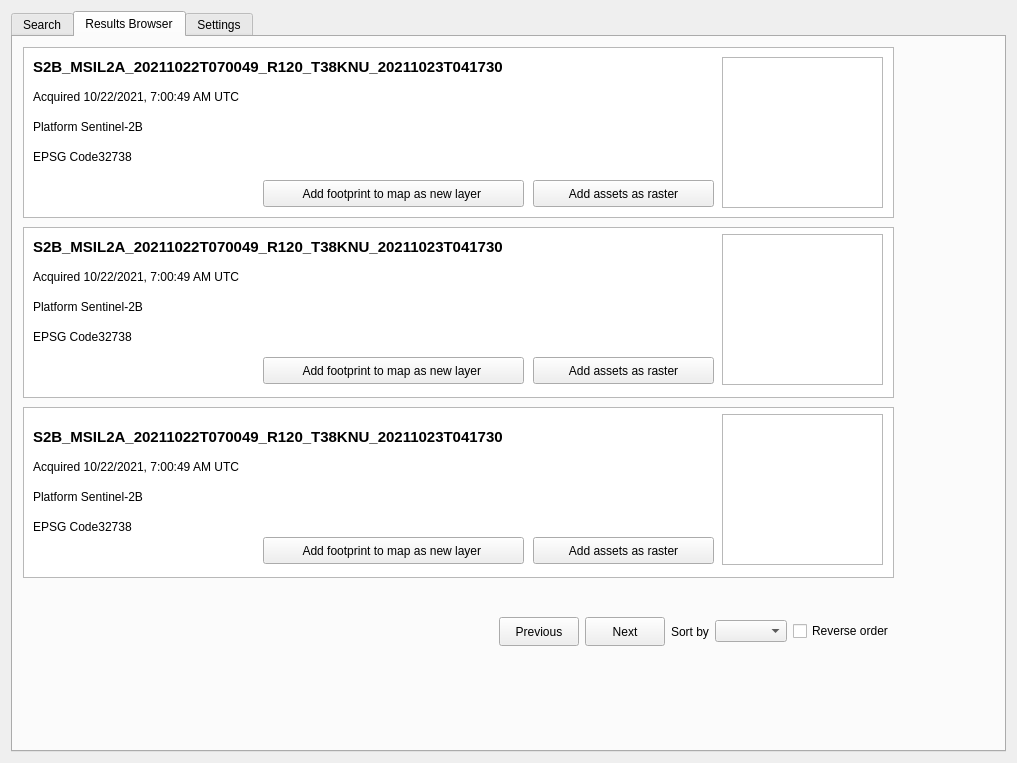
Before: the Qt Designer form src/qgis_stac/ui/qgis_stac_widget.ui in stac-utils/qgis-stac-plugin, drawn with Qt 5.
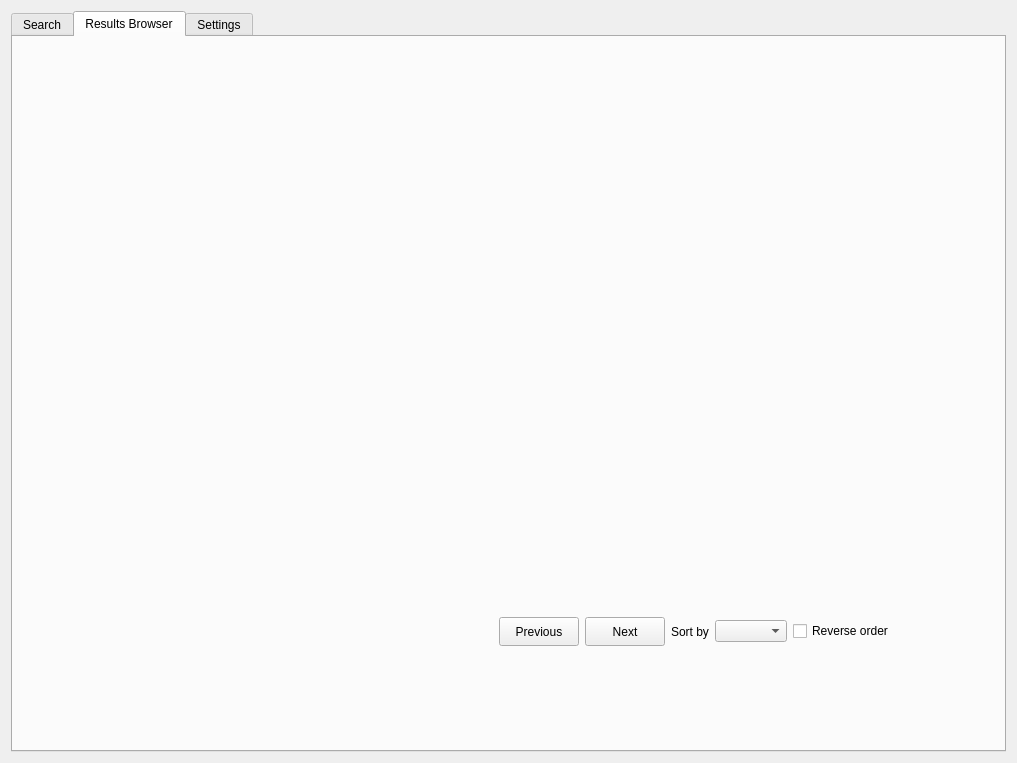
After: the same form once the commit is applied. The open tabs and pages were chosen to show the change. Custom widgets are drawn as their Qt base class.

What changed in the file:
```diff
--- a/src/qgis_stac/ui/qgis_stac_widget.ui
+++ b/src/qgis_stac/ui/qgis_stac_widget.ui
@@ -20,7 +20,7 @@
    <string>STAC Search</string>
   </property>
   <layout class="QGridLayout" name="gridLayout_5">
-   <item row="0" column="0">
+   <item row="0" column="1">
     <widget class="QTabWidget" name="Container">
      <property name="sizePolicy">
       <sizepolicy hsizetype="Preferred" vsizetype="Preferred">
@@ -322,360 +322,6 @@
       <attribute name="title">
        <string>Results Browser</string>
       </attribute>
-      <widget class="QTableWidget" name="tableWidget">
-       <property name="geometry">
-        <rect>
-         <x>10</x>
-         <y>10</y>
-         <width>871</width>
-         <height>171</height>
-        </rect>
-       </property>
-       <property name="font">
-        <font>
-         <weight>50</weight>
-         <bold>false</bold>
-        </font>
-       </property>
-      </widget>
-      <widget class="QFrame" name="frame">
-       <property name="geometry">
-        <rect>
-         <x>709</x>
-         <y>20</y>
-         <width>161</width>
-         <height>151</height>
-        </rect>
-       </property>
-       <property name="frameShape">
-        <enum>QFrame::StyledPanel</enum>
-       </property>
-       <property name="frameShadow">
-        <enum>QFrame::Raised</enum>
-       </property>
-      </widget>
-      <widget class="QLabel" name="label_15">
-       <property name="geometry">
-        <rect>
-         <x>20</x>
-         <y>20</y>
-         <width>481</width>
-         <height>19</height>
-        </rect>
-       </property>
-       <property name="font">
-        <font>
-         <pointsize>11</pointsize>
-         <weight>75</weight>
-         <bold>true</bold>
-         <strikeout>false</strikeout>
-        </font>
-       </property>
-       <property name="text">
-        <string>S2B_MSIL2A_20211022T070049_R120_T38KNU_20211023T041730</string>
-       </property>
-      </widget>
-      <widget class="QLabel" name="label_16">
-       <property name="geometry">
-        <rect>
-         <x>20</x>
-         <y>50</y>
-         <width>251</width>
-         <height>19</height>
-        </rect>
-       </property>
-       <property name="text">
-        <string>Acquired 10/22/2021, 7:00:49 AM UTC</string>
-       </property>
-      </widget>
-      <widget class="QLabel" name="label_17">
-       <property name="geometry">
-        <rect>
-         <x>20</x>
-         <y>80</y>
-         <width>211</width>
-         <height>19</height>
-        </rect>
-       </property>
-       <property name="text">
-        <string>Platform Sentinel-2B</string>
-       </property>
-      </widget>
-      <widget class="QLabel" name="label_18">
-       <property name="geometry">
-        <rect>
-         <x>20</x>
-         <y>110</y>
-         <width>141</width>
-         <height>19</height>
-        </rect>
-       </property>
-       <property name="text">
-        <string>EPSG Code32738</string>
-       </property>
-      </widget>
-      <widget class="QPushButton" name="pushButton_2">
-       <property name="geometry">
-        <rect>
-         <x>520</x>
-         <y>143</y>
-         <width>181</width>
-         <height>27</height>
-        </rect>
-       </property>
-       <property name="text">
-        <string>Add assets as raster</string>
-       </property>
-      </widget>
-      <widget class="QPushButton" name="pushButton_3">
-       <property name="geometry">
-        <rect>
-         <x>250</x>
-         <y>143</y>
-         <width>261</width>
-         <height>27</height>
-        </rect>
-       </property>
-       <property name="text">
-        <string>Add footprint to map as new layer </string>
-       </property>
-      </widget>
-      <widget class="QTableWidget" name="tableWidget_2">
-       <property name="geometry">
-        <rect>
-         <x>10</x>
-         <y>190</y>
-         <width>871</width>
-         <height>171</height>
-        </rect>
-       </property>
-       <property name="font">
-        <font>
-         <weight>50</weight>
-         <bold>false</bold>
-        </font>
-       </property>
-      </widget>
-      <widget class="QTableWidget" name="tableWidget_3">
-       <property name="geometry">
-        <rect>
-         <x>10</x>
-         <y>370</y>
-         <width>871</width>
-         <height>171</height>
-        </rect>
-       </property>
-       <property name="font">
-        <font>
-         <weight>50</weight>
-         <bold>false</bold>
-        </font>
-       </property>
-      </widget>
-      <widget class="QLabel" name="label_19">
-       <property name="geometry">
-        <rect>
-         <x>20</x>
-         <y>200</y>
-         <width>481</width>
-         <height>19</height>
-        </rect>
-       </property>
-       <property name="font">
-        <font>
-         <pointsize>11</pointsize>
-         <weight>75</weight>
-         <bold>true</bold>
-         <strikeout>false</strikeout>
-        </font>
-       </property>
-       <property name="text">
-        <string>S2B_MSIL2A_20211022T070049_R120_T38KNU_20211023T041730</string>
-       </property>
-      </widget>
-      <widget class="QLabel" name="label_20">
-       <property name="geometry">
-        <rect>
-         <x>20</x>
-         <y>260</y>
-         <width>211</width>
-         <height>19</height>
-        </rect>
-       </property>
-       <property name="text">
-        <string>Platform Sentinel-2B</string>
-       </property>
-      </widget>
-      <widget class="QLabel" name="label_21">
-       <property name="geometry">
-        <rect>
-         <x>20</x>
-         <y>230</y>
-         <width>251</width>
-         <height>19</height>
-        </rect>
-       </property>
-       <property name="text">
-        <string>Acquired 10/22/2021, 7:00:49 AM UTC</string>
-       </property>
-      </widget>
-      <widget class="QLabel" name="label_22">
-       <property name="geometry">
-        <rect>
-         <x>20</x>
-         <y>290</y>
-         <width>141</width>
-         <height>19</height>
-        </rect>
-       </property>
-       <property name="text">
-        <string>EPSG Code32738</string>
-       </property>
-      </widget>
-      <widget class="QLabel" name="label_23">
-       <property name="geometry">
-        <rect>
-         <x>20</x>
-         <y>390</y>
-         <width>481</width>
-         <height>19</height>
-        </rect>
-       </property>
-       <property name="font">
-        <font>
-         <pointsize>11</pointsize>
-         <weight>75</weight>
-         <bold>true</bold>
-         <strikeout>false</strikeout>
-        </font>
-       </property>
-       <property name="text">
-        <string>S2B_MSIL2A_20211022T070049_R120_T38KNU_20211023T041730</string>
-       </property>
-      </widget>
-      <widget class="QLabel" name="label_24">
-       <property name="geometry">
-        <rect>
-         <x>20</x>
-         <y>450</y>
-         <width>211</width>
-         <height>19</height>
-        </rect>
-       </property>
-       <property name="text">
-        <string>Platform Sentinel-2B</string>
-       </property>
-      </widget>
-      <widget class="QLabel" name="label_25">
-       <property name="geometry">
-        <rect>
-         <x>20</x>
-         <y>480</y>
-         <width>141</width>
-         <height>19</height>
-        </rect>
-       </property>
-       <property name="text">
-        <string>EPSG Code32738</string>
-       </property>
-      </widget>
-      <widget class="QLabel" name="label_26">
-       <property name="geometry">
-        <rect>
-         <x>20</x>
-         <y>420</y>
-         <width>251</width>
-         <height>19</height>
-        </rect>
-       </property>
-       <property name="text">
-        <string>Acquired 10/22/2021, 7:00:49 AM UTC</string>
-       </property>
-      </widget>
-      <widget class="QPushButton" name="pushButton_4">
-       <property name="geometry">
-        <rect>
-         <x>250</x>
-         <y>320</y>
-         <width>261</width>
-         <height>27</height>
-        </rect>
-       </property>
-       <property name="text">
-        <string>Add footprint to map as new layer </string>
-       </property>
-      </widget>
-      <widget class="QFrame" name="frame_2">
-       <property name="geometry">
-        <rect>
-         <x>709</x>
-         <y>197</y>
-         <width>161</width>
-         <height>151</height>
-        </rect>
-       </property>
-       <property name="frameShape">
-        <enum>QFrame::StyledPanel</enum>
-       </property>
-       <property name="frameShadow">
-        <enum>QFrame::Raised</enum>
-       </property>
-      </widget>
-      <widget class="QPushButton" name="pushButton_5">
-       <property name="geometry">
-        <rect>
-         <x>520</x>
-         <y>320</y>
-         <width>181</width>
-         <height>27</height>
-        </rect>
-       </property>
-       <property name="text">
-        <string>Add assets as raster</string>
-       </property>
-      </widget>
-      <widget class="QPushButton" name="pushButton_7">
-       <property name="geometry">
-        <rect>
-         <x>520</x>
-         <y>500</y>
-         <width>181</width>
-         <height>27</height>
-        </rect>
-       </property>
-       <property name="text">
-        <string>Add assets as raster</string>
-       </property>
-      </widget>
-      <widget class="QPushButton" name="pushButton_6">
-       <property name="geometry">
-        <rect>
-         <x>250</x>
-         <y>500</y>
-         <width>261</width>
-         <height>27</height>
-        </rect>
-       </property>
-       <property name="text">
-        <string>Add footprint to map as new layer </string>
-       </property>
-      </widget>
-      <widget class="QFrame" name="frame_3">
-       <property name="geometry">
-        <rect>
-         <x>709</x>
-         <y>377</y>
-         <width>161</width>
-         <height>151</height>
-        </rect>
-       </property>
-       <property name="frameShape">
-        <enum>QFrame::StyledPanel</enum>
-       </property>
-       <property name="frameShadow">
-        <enum>QFrame::Raised</enum>
-       </property>
-      </widget>
       <widget class="QWidget" name="layoutWidget">
        <property name="geometry">
         <rect>
```
Left out of the diff: 157 changed lines with no effect on the pictures.
